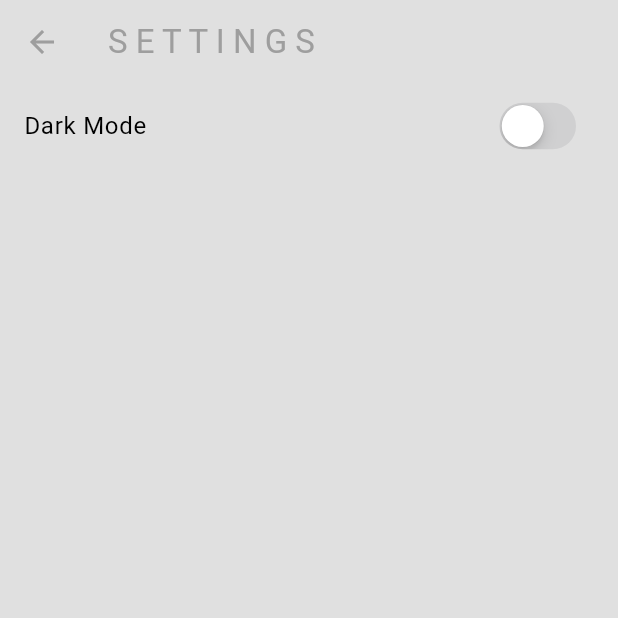
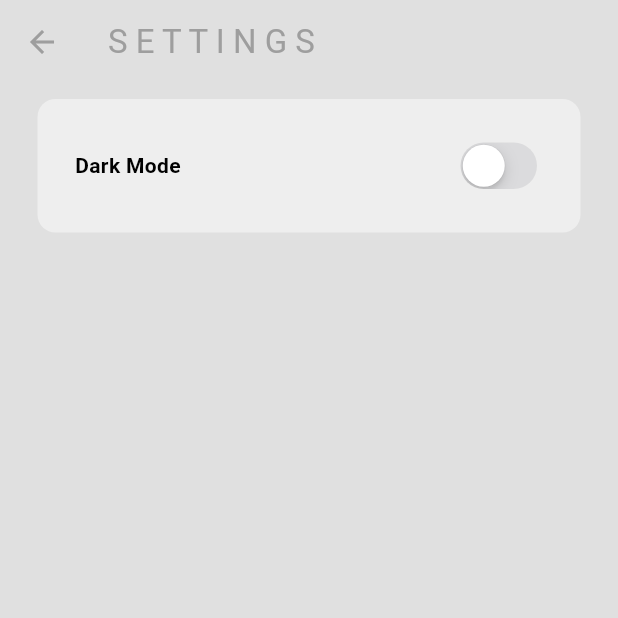
Before and after one commit to MattLADS/website, a Flutter app: the HomePage screen opened directly, in the side drawer, after a tap on "S E T T I N G S", on a phone screen of 412 x 824 dp, the top half of it. Run offline on Flutter 3.47's test engine with Material 3 defaults, Android fonts, the phone set to English and light mode, and no system bars.

```diff
--- /dev/null
+++ b/devtools_options.yaml
@@ -0,0 +1,3 @@
+description: This file stores settings for Dart & Flutter DevTools.
+documentation: https://docs.flutter.dev/tools/devtools/extensions#configure-extension-enablement-states
+extensions:
--- a/lib/components/my_drawer.dart
+++ b/lib/components/my_drawer.dart
@@ -12,6 +12,8 @@ class MyDrawer extends StatelessWidget {
     return Drawer(
       backgroundColor: Theme.of(context).colorScheme.surface,
       child: SafeArea(
+        child: Padding(
+          padding: const EdgeInsets.symmetric(horizontal: 25.0),
         child: Column(
           children: [
           // app logo
@@ -23,11 +25,14 @@ class MyDrawer extends StatelessWidget {
               color: Theme.of(context).colorScheme.primary,
             ),
           ),
+
           Divider(
             indent: 25,
             endIndent: 25,
             color: Theme.of(context).colorScheme.secondary,
           ),
+
+          const SizedBox(height: 10),
 
           //home
           MyDrawerTile(
@@ -74,6 +79,6 @@ class MyDrawer extends StatelessWidget {
         ],
       )
     )
-    );
+    ));
   }
 }
--- a/lib/components/my_settings_tile.dart
+++ b/lib/components/my_settings_tile.dart
@@ -8,12 +8,24 @@ class MySettingsTile extends StatelessWidget{
 
   @override
   Widget build(BuildContext context) {
-    return ListTile(
-      title: Text("Dark Mode"),
-      trailing: CupertinoSwitch(
-        onChanged: (value) =>
-          Provider.of<ThemeProvider>(context, listen: false).toggleTheme(),
-        value: Provider.of<ThemeProvider>(context, listen: false).isDarkMode,
+    return Container(
+      decoration: BoxDecoration(
+        color: Theme.of(context).colorScheme.secondary,
+        borderRadius: BorderRadius.circular(12),
+      ),
+      margin: EdgeInsets.only(left: 25, right: 25, top: 10),
+
+      padding: const EdgeInsets.all(25),
+
+      child: Row(
+        mainAxisAlignment: MainAxisAlignment.spaceBetween,
+        children: [
+          Text(
+            title,
+            style: TextStyle(fontWeight: FontWeight.bold),
+          ),
+          action,
+        ],
       ),
     );
   }
--- a/lib/main.dart
+++ b/lib/main.dart
@@ -1,8 +1,8 @@
 import 'package:flutter/material.dart';
+import 'package:matt_lads_app/pages/login_page.dart';
 import 'package:provider/provider.dart';
 import 'package:matt_lads_app/pages/feed.dart';
 import 'package:matt_lads_app/themes/theme_provider.dart';
-import 'package:matt_lads_app/themes/light_mode.dart';
 
 void main() {
   runApp(
@@ -20,7 +20,8 @@ class PostApp extends StatelessWidget {
   Widget build(BuildContext context) {
     return MaterialApp(
       debugShowCheckedModeBanner: false,
-      home: HomePage(),
+      home: LoginPage(),
+      //home: HomePage(),
       theme: Provider.of<ThemeProvider>(context). themeData,
     );
   }
--- a/lib/pages/feed.dart
+++ b/lib/pages/feed.dart
@@ -14,7 +14,10 @@ class _HomePageState extends State<HomePage> {
     return Scaffold(
       backgroundColor: Theme.of(context).colorScheme.surface,
       drawer: MyDrawer(),
-      appBar: AppBar(),
+      appBar: AppBar(
+        title: Text("H O M E"),
+        foregroundColor: Theme.of(context).colorScheme.primary,
+      ),
     );
   }
 }
--- a/lib/pages/settings.dart
+++ b/lib/pages/settings.dart
@@ -1,5 +1,6 @@
 import 'package:flutter/cupertino.dart';
 import 'package:flutter/material.dart';
+import 'package:matt_lads_app/components/my_settings_tile.dart';
 import 'package:matt_lads_app/themes/theme_provider.dart';
 import 'package:provider/provider.dart';
 
@@ -16,12 +17,13 @@ class Settings extends StatelessWidget {
       ),
       body: Column(
         children: [
-          ListTile(
-            title: Text("Dark Mode"),
-            trailing: CupertinoSwitch(
-              onChanged: (value) =>
-                Provider.of<ThemeProvider>(context, listen: false).toggleTheme(),
-              value: Provider.of<ThemeProvider>(context, listen: false).isDarkMode,
+          //Dark mode toggle
+            MySettingsTile(
+              title: "Dark Mode",
+              action: CupertinoSwitch(
+                onChanged: (value) =>
+                  Provider.of<ThemeProvider>(context, listen: false).toggleTheme(),
+                value: Provider.of<ThemeProvider>(context, listen: false).isDarkMode,
             ),
           ),
       ],)
```
Also changed, not shown: lib/components/my_button.dart (added, +28 -0 lines), lib/components/my_text_field.dart (added, +33 -0 lines), lib/pages/login_page.dart (added, +95 -0 lines), 5 other files.
